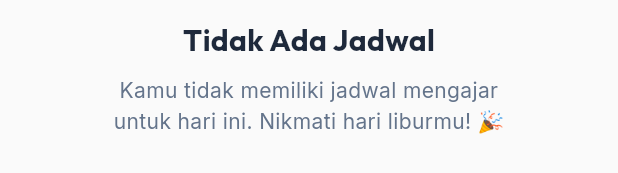
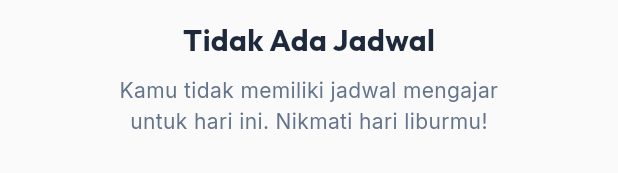
Before and after one commit to taka-duarr/monitoring_guru_mobile, a Flutter app: the _EmptyStateWidget widget shown alone on an empty page, opened directly, on a phone screen of 412 x 824 dp. Shown: the part 372-545 px from the top of the screen. Run offline on Flutter 3.47's test engine with Material 3 defaults, Android fonts, the phone set to English and light mode, and no system bars; our stand-ins replace flutter_dotenv, google_fonts, qr_flutter, shared_preferences; missing offline and left inert: mobile_scanner; accounts and stored records are empty; network calls fail.

Commit message:
edit design UI dasboard

```diff
--- a/lib/screens/dashboard_screen.dart
+++ b/lib/screens/dashboard_screen.dart
@@ -272,7 +272,7 @@ class _EmptyStateWidget extends StatelessWidget {
             ),
             const SizedBox(height: 8),
             Text(
-              'Kamu tidak memiliki jadwal mengajar\nuntuk hari ini. Nikmati hari liburmu! 🎉',
+              'Kamu tidak memiliki jadwal mengajar\nuntuk hari ini. Nikmati hari liburmu!',
               textAlign: TextAlign.center,
               style: GoogleFonts.inter(
                 fontSize: 14,
```
